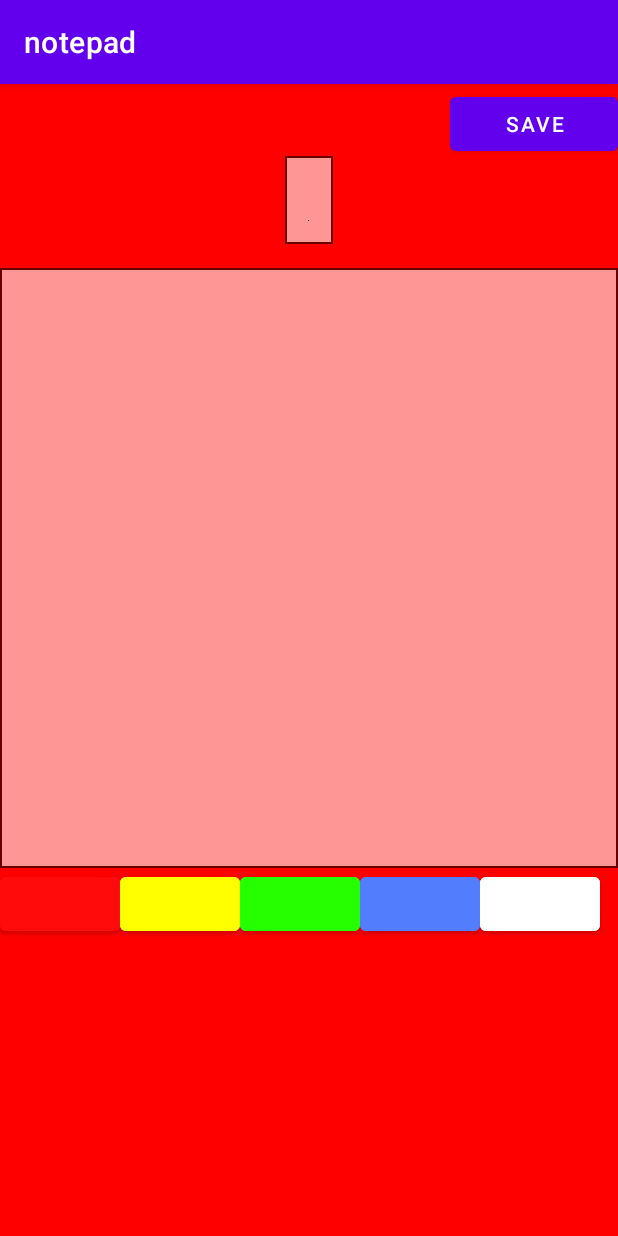
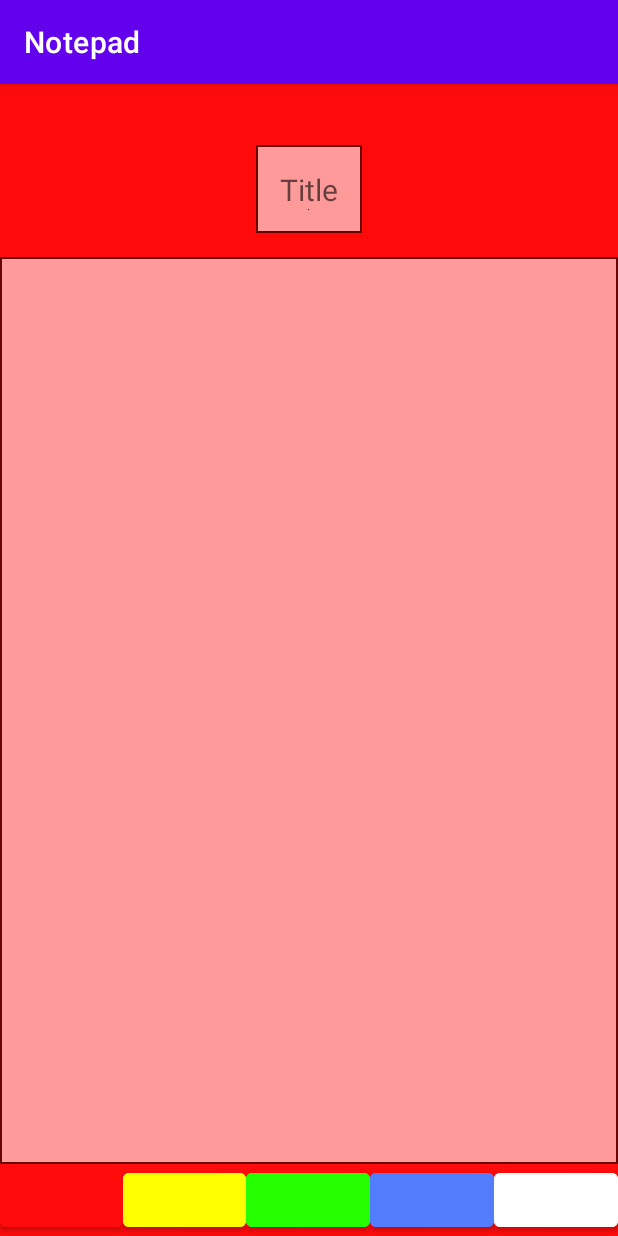
Before and after one commit to JarnoRyhanen/Notepad, an Android app: the SecondaryActivity screen opened directly, with no data from a screen before it, after a tap on an icon or button, on a phone screen of 412 x 824 dp. Run offline under Robolectric (Android 15) with nearby library versions, the phone set to English and light mode, and no system bars; libraries missing offline, so code that uses them is left out: io.realm; 2 statements that could not run were skipped.

Commit message:
cleaned up code

```diff
--- a/app/src/main/AndroidManifest.xml
+++ b/app/src/main/AndroidManifest.xml
@@ -27,6 +27,7 @@
         <activity
             android:name=".SecondaryActivity"
             android:screenOrientation="locked"
+            android:windowSoftInputMode="adjustResize"
             />
     </application>
 
--- a/app/src/main/java/com/choicely/notepad/MainActivity.java
+++ b/app/src/main/java/com/choicely/notepad/MainActivity.java
@@ -19,7 +19,6 @@ import io.realm.annotations.PrimaryKey;
 public class MainActivity extends AppCompatActivity {
 
     private static final String TAG = "MainActivity";
-
 
     private TextView newNote;
     private RecyclerView recyclerView;
--- a/app/src/main/java/com/choicely/notepad/SecondaryActivity.java
+++ b/app/src/main/java/com/choicely/notepad/SecondaryActivity.java
@@ -7,6 +7,7 @@ import android.util.Log;
 import android.view.View;
 import android.widget.Button;
 import android.widget.EditText;
+import android.widget.LinearLayout;
 
 import androidx.appcompat.app.AppCompatActivity;
 
@@ -18,75 +19,85 @@ import io.realm.Sort;
 public class SecondaryActivity extends AppCompatActivity {
 
     private final static String TAG = "SecondaryActivity";
-
-    private Button saveButton;
-    private Button red;
-    private Button yellow;
-    private Button green;
-    private Button blue;
-    private Button white;
-    private EditText title;
-    private EditText text;
+    private LinearLayout linearLayout;
+    private Button redButton;
+    private Button yellowButton;
+    private Button greenButton;
+    private Button blueButton;
+    private Button whiteButton;
+    private EditText editTextTitle;
+    private EditText editTextContent;
     private int noteID;
     private int color;
+
+    private int redColor;
+    private int greenColor;
+    private int blueColor;
+    private int yellowColor;
+    private int whiteColor;
+
 
     @SuppressLint("ResourceAsColor")
     @Override
     protected void onCreate(Bundle savedInstanceState) {
         super.onCreate(savedInstanceState);
         setContentView(R.layout.secondary_activity);
-
-        saveButton = findViewById(R.id.secondary_activity_save_button);
-        red = findViewById(R.id.secondary_activity_red_button);
-        yellow = findViewById(R.id.secondary_activity_yellow_button);
-        green = findViewById(R.id.secondary_activity_green_button);
-        blue = findViewById(R.id.secondary_activity_blue_button);
-        white = findViewById(R.id.secondary_activity_white_button);
-        title = findViewById(R.id.secondary_activity_title);
-        text = findViewById(R.id.secondary_activity_text);
+        linearLayout = findViewById(R.id.secondary_activity_linear_layout);
+        redButton = findViewById(R.id.secondary_activity_red_button);
+        yellowButton = findViewById(R.id.secondary_activity_yellow_button);
+        greenButton = findViewById(R.id.secondary_activity_green_button);
+        blueButton = findViewById(R.id.secondary_activity_blue_button);
+        whiteButton = findViewById(R.id.secondary_activity_white_button);
+        editTextTitle = findViewById(R.id.secondary_activity_title);
+        editTextContent = findViewById(R.id.secondary_activity_text);
 
         noteID = (int) getIntent().getLongExtra(IntentKeys.NOTE_ID, -1);
+        getColors();
 
         if (noteID == -1) {
             newNote();
         } else {
             loadNote();
         }
+    }
 
-        saveButton.setOnClickListener(v -> {
-            saveNote();
-        });
+    private void getColors() {
+        redColor = getResources().getColor(R.color.red);
+        greenColor = getResources().getColor(R.color.green);
+        blueColor = getResources().getColor(R.color.blue);
+        yellowColor = getResources().getColor(R.color.yellow);
+        whiteColor = getResources().getColor(R.color.white);
+    }
 
-        red.setOnClickListener(v -> {
-            getWindow().getDecorView().setBackgroundColor(Color.RED);
-            text.getBackground().setAlpha(150);
-            title.getBackground().setAlpha(150);
-            color = Color.RED;
-        });
-        yellow.setOnClickListener(v -> {
-            getWindow().getDecorView().setBackgroundColor(Color.YELLOW);
-            text.getBackground().setAlpha(150);
-            title.getBackground().setAlpha(150);
-            color = Color.YELLOW;
-        });
-        green.setOnClickListener(v -> {
-            getWindow().getDecorView().setBackgroundColor(Color.GREEN);
-            text.getBackground().setAlpha(150);
-            title.getBackground().setAlpha(150);
-            color = Color.GREEN;
-        });
-        blue.setOnClickListener(v -> {
-            getWindow().getDecorView().setBackgroundColor(Color.BLUE);
-            text.getBackground().setAlpha(150);
-            title.getBackground().setAlpha(150);
-            color = Color.BLUE;
-        });
-        white.setOnClickListener(v -> {
-            getWindow().getDecorView().setBackgroundColor(Color.WHITE);
-            text.getBackground().setAlpha(150);
-            title.getBackground().setAlpha(150);
-            color = Color.WHITE;
-        });
+    public void onClick(View view) {
+        if (view == redButton) {
+            updateScreen(redColor);
+        } else if (view == greenButton) {
+            updateScreen(greenColor);
+        } else if (view == blueButton) {
+            updateScreen(blueColor);
+        } else if (view == yellowButton) {
+            updateScreen(yellowColor);
+        } else if (view == whiteButton) {
+            updateScreen(whiteColor);
+        }
+    }
+
+    private void updateScreen(int color) {
+        linearLayout.setBackgroundColor(color);
+        updateBackgroundAlpha();
+        this.color = color;
+    }
+
+    private void updateBackgroundAlpha() {
+        editTextContent.getBackground().setAlpha(150);
+        editTextTitle.getBackground().setAlpha(150);
+    }
+
+    @Override
+    public void onBackPressed() {
+        super.onBackPressed();
+        saveNote();
     }
 
     private void newNote() {
@@ -95,8 +106,8 @@ public class SecondaryActivity extends AppCompatActivity {
         if (lastNote != null) {
             noteID = (int) (lastNote.getId() + 1);
             getWindow().getDecorView().setBackgroundColor(Color.WHITE);
-            text.getBackground().setAlpha(150);
-            title.getBackground().setAlpha(150);
+            editTextContent.getBackground().setAlpha(150);
+            editTextTitle.getBackground().setAlpha(150);
             color = Color.WHITE;
         } else {
             noteID = 0;
@@ -105,15 +116,15 @@ public class SecondaryActivity extends AppCompatActivity {
 
     private void loadNote() {
         Realm realm = RealmHelper.getInstance().getRealm();
+        NoteData note = realm.where(NoteData.class).equalTo("id", noteID).findFirst();
 
-        NoteData note = realm.where(NoteData.class).equalTo("id", noteID).findFirst();
-        title.setText(note.getTitle());
-        text.setText(note.getNoteText());
+        editTextTitle.setText(note.getTitle());
+        editTextContent.setText(note.getNoteText());
         Log.d(TAG, "color is: " + color);
         getWindow().getDecorView().setBackgroundColor(note.getColor());
         color = note.getColor();
-        text.getBackground().setAlpha(150);
-        title.getBackground().setAlpha(150);
+        editTextContent.getBackground().setAlpha(150);
+        editTextTitle.getBackground().setAlpha(150);
 
     }
 
@@ -121,20 +132,18 @@ public class SecondaryActivity extends AppCompatActivity {
         Realm realm = RealmHelper.getInstance().getRealm();
         NoteData noteData = new NoteData();
 
-        Log.d(TAG, "set title: " + title.getText());
-        Log.d(TAG, "set text: " + text.getText());
+        Log.d(TAG, "set title: " + editTextTitle.getText());
+        Log.d(TAG, "set text: " + editTextContent.getText());
 
         noteData.setId(noteID);
         noteData.setColor(color);
-        noteData.setTitle(String.valueOf(title.getText()));
-        noteData.setNoteText(String.valueOf(text.getText()));
+        noteData.setTitle(String.valueOf(editTextTitle.getText()));
+        noteData.setNoteText(String.valueOf(editTextContent.getText()));
 
 
         realm.executeTransaction(realm1 -> {
             realm.insertOrUpdate(noteData);
         });
         Log.d(TAG, "Note saved with the id:" + noteData.getId());
-
-
     }
 }
--- a/app/src/main/java/com/choicely/notepad/dp/RealmHelper.java
+++ b/app/src/main/java/com/choicely/notepad/dp/RealmHelper.java
@@ -38,7 +38,6 @@ public class RealmHelper {
         instance = new RealmHelper();
 
         Realm.init(context);
-
         RealmConfiguration configuration = new RealmConfiguration.Builder()
                 .name(REALM_NAME)
                 .schemaVersion(REALM_VERSION)
--- a/app/src/main/res/layout/secondary_activity.xml
+++ b/app/src/main/res/layout/secondary_activity.xml
@@ -2,18 +2,17 @@
 <LinearLayout
     xmlns:android="http://schemas.android.com/apk/res/android"
     xmlns:tools="http://schemas.android.com/tools"
+    android:id="@+id/secondary_activity_linear_layout"
     android:layout_width="match_parent"
     android:layout_height="match_parent"
     android:gravity="center_horizontal"
     android:orientation="vertical"
     >
 
-
     <LinearLayout
         android:layout_width="match_parent"
         android:layout_height="wrap_content"
         android:orientation="horizontal"
-
         >
 
         <TextView
@@ -21,13 +20,6 @@
             android:layout_height="wrap_content"
             android:paddingLeft="16dp"
             android:textSize="30dp"
-            />
-
-        <Button
-            android:id="@+id/secondary_activity_save_button"
-            android:layout_width="match_parent"
-            android:layout_height="wrap_content"
-            android:text="SAVE"
             />
 
     </LinearLayout>
@@ -38,20 +30,21 @@
         android:layout_height="wrap_content"
         android:background="@drawable/border"
         android:drawableBottom="@color/black"
+        android:hint="Title"
+        android:maxLines="2"
         android:padding="16dp"
         android:textSize="20dp"
         tools:text="Title"
-        android:maxLines="2"
-
         />
 
     <EditText
-        android:gravity="top|left"
         android:id="@+id/secondary_activity_text"
         android:layout_width="match_parent"
-        android:layout_height="400dp"
+        android:layout_height="0dp"
         android:layout_marginTop="16dp"
+        android:layout_weight="1"
         android:background="@drawable/border"
+        android:gravity="top|left"
         android:padding="24dp"
         tools:text="Lorem ipsum dolor sit amet, consectetur adipiscing elit. Praesent fermentum lobortis ex sed vestibulum. Integer eu nibh scelerisque, feugiat eros a, sagittis metus. Donec ultrices erat non faucibus lobortis. Cras in maximus lacus. Morbi finibus augue sit amet diam ultricies malesuada. Nunc orci dui, maximus quis neque et, tempus eleifend mauris. Donec ac ligula ut quam tincidunt iaculis. Pellentesque quis leo eu mauris varius ultricies sit amet ut diam. Ut et volutpat mi, id hendrerit sem. Sed semper turpis magna, in laoreet ante posuere eu. Donec suscipit congue felis sit amet posuere. Maecenas sed enim a justo scelerisque mollis. Aliquam erat volutpat. Quisque facilisis convallis leo, et scelerisque justo rutrum a."
         />
@@ -66,38 +59,47 @@
 
         <Button
             android:id="@+id/secondary_activity_red_button"
-            android:layout_width="80dp"
+            android:layout_width="0dp"
             android:layout_height="wrap_content"
+            android:layout_weight="1"
             android:backgroundTint="@color/red"
-
+            android:onClick="onClick"
             />
 
         <Button
             android:id="@+id/secondary_activity_yellow_button"
-            android:layout_width="80dp"
+            android:layout_width="0dp"
             android:layout_height="wrap_content"
+            android:layout_weight="1"
             android:backgroundTint="@color/yellow"
+            android:onClick="onClick"
             />
 
         <Button
             android:id="@+id/secondary_activity_green_button"
-            android:layout_width="80dp"
+            android:layout_width="0dp"
             android:layout_height="wrap_content"
+            android:layout_weight="1"
             android:backgroundTint="@color/green"
+            android:onClick="onClick"
             />
 
         <Button
             android:id="@+id/secondary_activity_blue_button"
-            android:layout_width="80dp"
+            android:layout_width="0dp"
             android:layout_height="wrap_content"
+            android:layout_weight="1"
             android:backgroundTint="@color/blue"
+            android:onClick="onClick"
             />
 
         <Button
             android:id="@+id/secondary_activity_white_button"
-            android:layout_width="80dp"
+            android:layout_width="0dp"
             android:layout_height="wrap_content"
+            android:layout_weight="1"
             android:backgroundTint="@color/white"
+            android:onClick="onClick"
             />
     </LinearLayout>
 
--- a/app/src/main/res/mipmap-anydpi-v26/ic_launcher.xml
+++ b/app/src/main/res/mipmap-anydpi-v26/ic_launcher.xml
@@ -3,4 +3,5 @@
     xmlns:android="http://schemas.android.com/apk/res/android">
     <background android:drawable="@drawable/ic_launcher_background" />
     <foreground android:drawable="@drawable/ic_launcher_foreground" />
+
 </adaptive-icon>
--- a/app/src/main/res/values/colors.xml
+++ b/app/src/main/res/values/colors.xml
@@ -11,8 +11,4 @@
     <color name="yellow">#FFFF00</color>
     <color name="green">#26FF00</color>
     <color name="blue">#527DFD</color>
-
-
-
-
 </resources>
--- a/app/src/main/res/values/strings.xml
+++ b/app/src/main/res/values/strings.xml
@@ -1,3 +1,3 @@
 <resources>
-    <string name="app_name">notepad</string>
+    <string name="app_name">Notepad</string>
 </resources>
```
Also changed, not shown: app/src/main/java/com/choicely/notepad/NoteAdapter.java (+0 -10 lines), app/src/main/res/layout/note_list_row.xml (+7 -3 lines).
